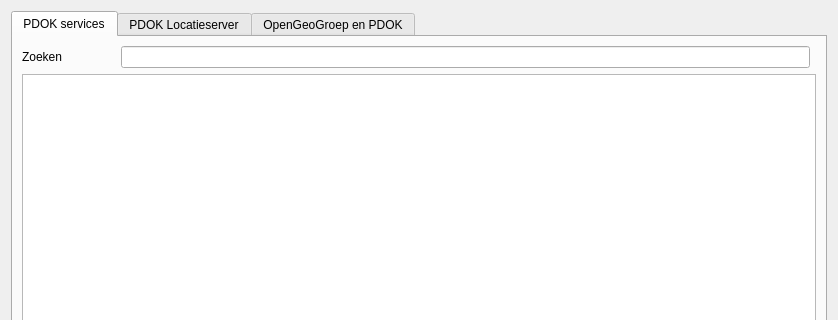
The window that ui_pdokservicesplugindialog.ui (rduivenvoorde/pdokservicesplugin) describes before a commit, drawn with Qt 5; both pictures show x 0 to 838 and y 0 to 320 of the 838 by 944 pixel window.
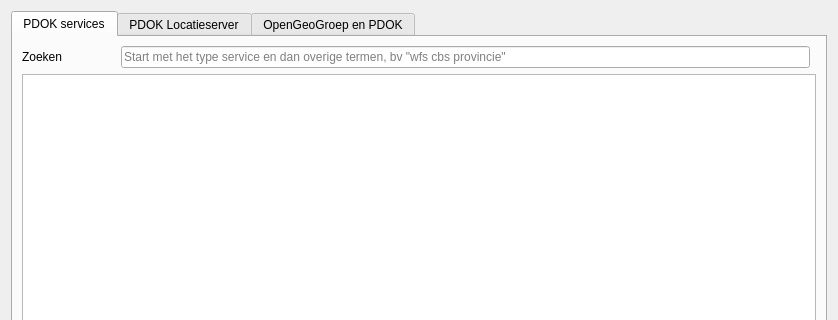
The same window after the commit. Icons and pictures are not drawn.

Commit message: Met reguliere expressie zoeken

The edit to the form file:
```diff
--- a/ui_pdokservicesplugindialog.ui
+++ b/ui_pdokservicesplugindialog.ui
@@ -108,7 +108,14 @@
         </widget>
        </item>
        <item row="0" column="2">
-        <widget class="QLineEdit" name="layerSearch"/>
+        <widget class="QLineEdit" name="layerSearch">
+         <property name="placeholderText">
+          <string>Start met het type service en dan overige termen, bv &quot;wfs cbs provincie&quot;</string>
+         </property>
+         <property name="clearButtonEnabled">
+          <bool>true</bool>
+         </property>
+        </widget>
        </item>
        <item row="2" column="0" colspan="4">
         <widget class="QTextBrowser" name="layerInfo">
```
The commit also changes 2 other files.
